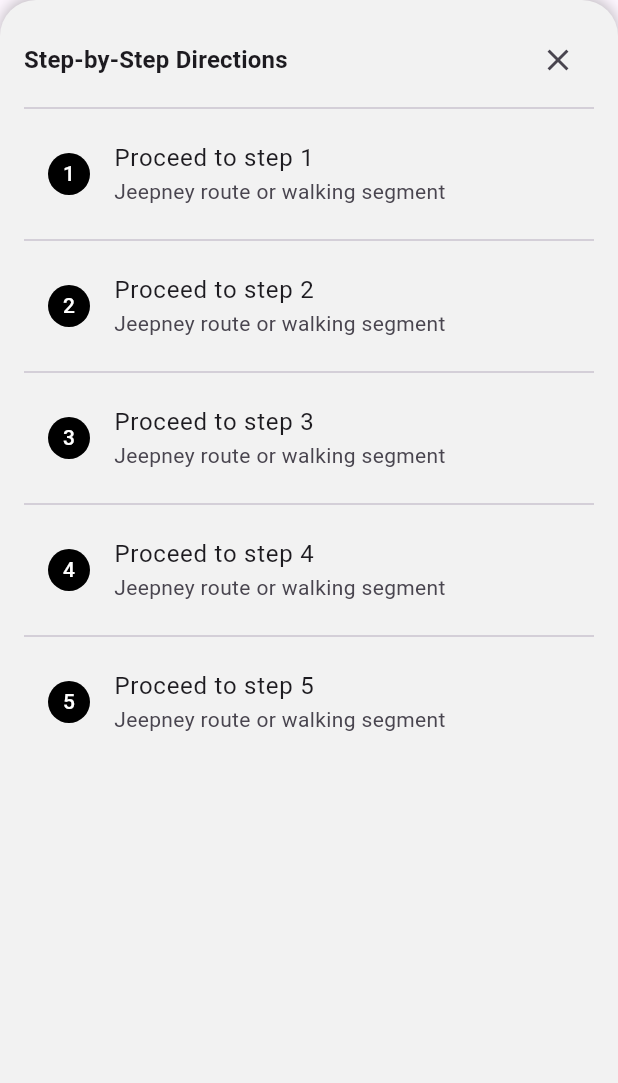
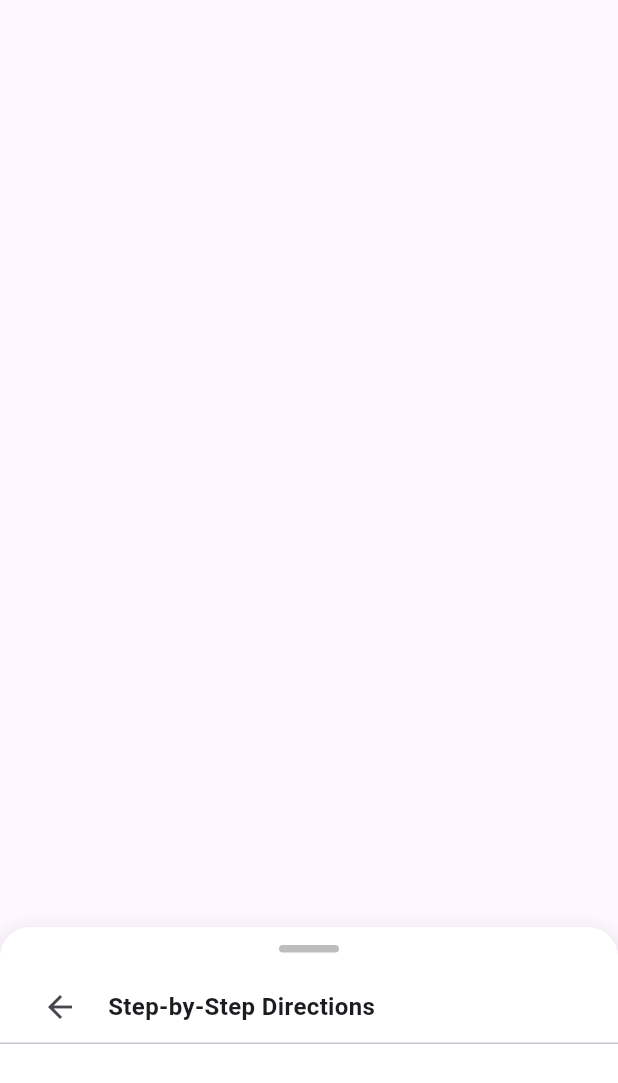
Before and after one commit to muchcauliflower/Mapakaon2, a Flutter app: the DirectionsWidget widget shown alone on an empty page, opened directly with empty values, on a phone screen of 412 x 824 dp. Shown: the top 1083 px of the screen. Run offline on Flutter 3.47's test engine with Material 3 defaults, Android fonts, the phone set to English and light mode, and no system bars; our stand-ins replace flutter_map, flutter_svg, latlong2; missing offline and left inert: flutter_polyline_points.

Commit message:
Updated guide
Now able to tell directions and guide after 2 points have been ploted. simple plot 2 points and then press any of the get directions

```diff
--- a/lib/pages/maps_page/map_widgets/directionsWidget.dart
+++ b/lib/pages/maps_page/map_widgets/directionsWidget.dart
@@ -2,75 +2,96 @@ import 'package:flutter/material.dart';
 
 class DirectionsWidget extends StatelessWidget {
   final VoidCallback onBack;
+  final List<String> stepInstructions;
 
-  const DirectionsWidget({super.key, required this.onBack});
+  const DirectionsWidget({
+    super.key,
+    required this.onBack,
+    required this.stepInstructions,
+  });
 
   @override
   Widget build(BuildContext context) {
-    return Positioned(
-      bottom: 0,
-      left: 0,
-      right: 0,
-      top: MediaQuery.of(context).size.height * 0.25, // overlay top 75%
+    return NotificationListener<DraggableScrollableNotification>(
+      onNotification: (notification) {
+        // Optional: debug print size changes
+        return true;
+      },
+      child: DraggableScrollableSheet(
+        initialChildSize: 0.25,
+        minChildSize: 0.2,
+        maxChildSize: 0.75,
+        snap: true,
+        snapSizes: const [0.25, 0.5, 0.75],
+        builder: (context, scrollController) {
+          return Material(
+            borderRadius: const BorderRadius.vertical(top: Radius.circular(20)),
+            elevation: 12,
+            color: Colors.white,
+            child: Column(
+              children: [
+                // 👉 Grab handle that *can* initiate drag
+                GestureDetector(
+                  behavior: HitTestBehavior.opaque,
+                  onVerticalDragStart: (_) {},
                   child: Container(
-        decoration: const BoxDecoration(
-          color: Color(0xFFF2F2F2),
-          borderRadius: BorderRadius.vertical(top: Radius.circular(24)),
-          boxShadow: [
-            BoxShadow(
-              color: Colors.black26,
-              blurRadius: 8,
-              offset: Offset(0, -2),
+                    padding: const EdgeInsets.symmetric(vertical: 12),
+                    child: Center(
+                      child: Container(
+                        width: 40,
+                        height: 5,
+                        decoration: BoxDecoration(
+                          color: Colors.grey[400],
+                          borderRadius: BorderRadius.circular(10),
+                        ),
+                      ),
+                    ),
+                  ),
+                ),
+
+                // 🔙 Header with back button
+                Padding(
+                  padding: const EdgeInsets.symmetric(horizontal: 16),
+                  child: Row(
+                    children: [
+                      IconButton(
+                        icon: const Icon(Icons.arrow_back),
+                        onPressed: onBack,
+                      ),
+                      const SizedBox(width: 8),
+                      const Text(
+                        'Step-by-Step Directions',
+                        style: TextStyle(fontSize: 16, fontWeight: FontWeight.bold),
                       ),
                     ],
                   ),
-        padding: const EdgeInsets.all(16),
-        child: Column(
-          children: [
-            // Top row with back button
-            Row(
-              mainAxisAlignment: MainAxisAlignment.spaceBetween,
-              children: [
-                Text(
-                  'Step-by-Step Directions',
-                  style: Theme.of(context).textTheme.titleMedium?.copyWith(
-                    fontWeight: FontWeight.bold,
                 ),
-                ),
-                IconButton(
-                  icon: const Icon(Icons.close),
-                  onPressed: onBack,
-                ),
-              ],
-            ),
-            const Divider(),
 
-            // Placeholder list of directions
+                const Divider(height: 1),
+
+                // 📜 Scrollable list of steps
                 Expanded(
-              child: ListView.separated(
-                itemCount: 5, // for now just dummy steps
-                separatorBuilder: (_, __) => const Divider(),
+                  child: ListView.builder(
+                    controller: scrollController,
+                    itemCount: stepInstructions.length,
                     itemBuilder: (context, index) {
                       return ListTile(
                         leading: CircleAvatar(
-                      radius: 14,
-                      backgroundColor: Colors.black,
+                          backgroundColor: Colors.orange,
                           child: Text(
                             '${index + 1}',
-                        style: const TextStyle(
-                          color: Colors.white,
-                          fontSize: 14,
+                            style: const TextStyle(color: Colors.white),
                           ),
                         ),
-                    ),
-                    title: Text('Proceed to step ${index + 1}'),
-                    subtitle: const Text('Jeepney route or walking segment'),
+                        title: Text(stepInstructions[index]),
                       );
                     },
                   ),
                 ),
               ],
             ),
+          );
+        },
       ),
     );
   }
--- a/lib/pages/maps_page/map_widgets/map_widgets.dart
+++ b/lib/pages/maps_page/map_widgets/map_widgets.dart
@@ -121,14 +121,13 @@ class MapSearchBar extends StatelessWidget {
 
 // Carousel widget
 class CarouselDisplay extends StatefulWidget {
-  final VoidCallback onGetDirections;
+  final void Function(LatLng destination) onGetDirections;
 
   const CarouselDisplay({super.key, required this.onGetDirections});
 
   @override
   State<CarouselDisplay> createState() => _CarouselDisplayState();
 }
-
 
 class _CarouselDisplayState extends State<CarouselDisplay> {
   final PageController _pageController = PageController(viewportFraction: 0.8);
@@ -189,7 +188,8 @@ class _CarouselDisplayState extends State<CarouselDisplay> {
                       ),
                       child: PoiCard(
                         data: poiList[index],
-                        onGetDirections: widget.onGetDirections,
+                        destination: poiList[index].poiCoord,
+                        onGetDirections: (dest) => widget.onGetDirections(dest),
                       ),
                     ),
                   ),
```
Also changed, not shown: lib/pages/maps_page/map_widgets/poi_cards.dart (+5 -3 lines), lib/pages/maps_page/mapsPage.dart (+29 -2 lines). Lines whose indentation alone changed are shown as unchanged.
